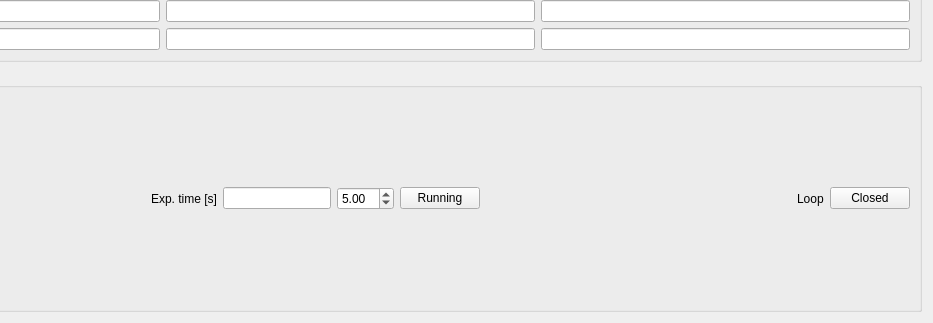
This is tres_guider_control.ui in jankansky/tres-guider as Qt 5 draws it before an edit; both pictures show x 232 to 1165 and y 515 to 838 of the 1165 by 838 pixel window. The edited form follows.
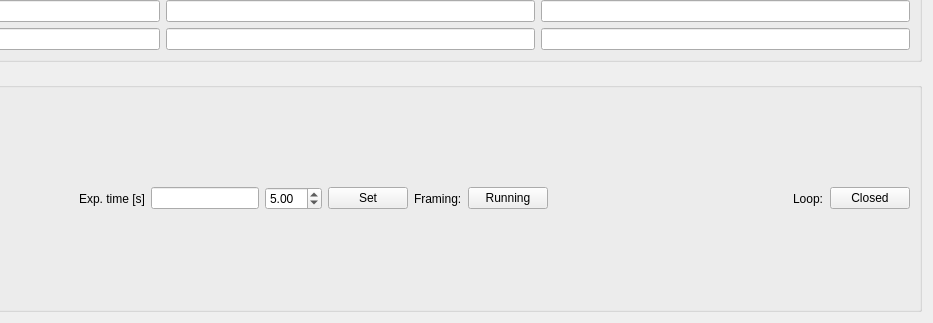
This is the edited form. Custom widgets are drawn as their Qt base class.

Commit message: Added exposure time changing via gui.

```diff
--- a/tres_guider_control.ui
+++ b/tres_guider_control.ui
@@ -494,6 +494,20 @@
         </property>
        </widget>
       </item>
+      <item>
+       <widget class="QPushButton" name="exptimeButton">
+        <property name="text">
+         <string>Set</string>
+        </property>
+       </widget>
+      </item>
+      <item>
+       <widget class="QLabel" name="label_3">
+        <property name="text">
+         <string>Framing:</string>
+        </property>
+       </widget>
+      </item>
       <item>
        <widget class="QPushButton" name="enableButton">
         <property name="text">
@@ -520,7 +534,7 @@
       <item>
        <widget class="QLabel" name="label_9">
         <property name="text">
-         <string>Loop</string>
+         <string>Loop:</string>
         </property>
        </widget>
       </item>
```
Left out of the diff: 18 changed lines with no effect on the pictures. The commit also changes 4 other files.
